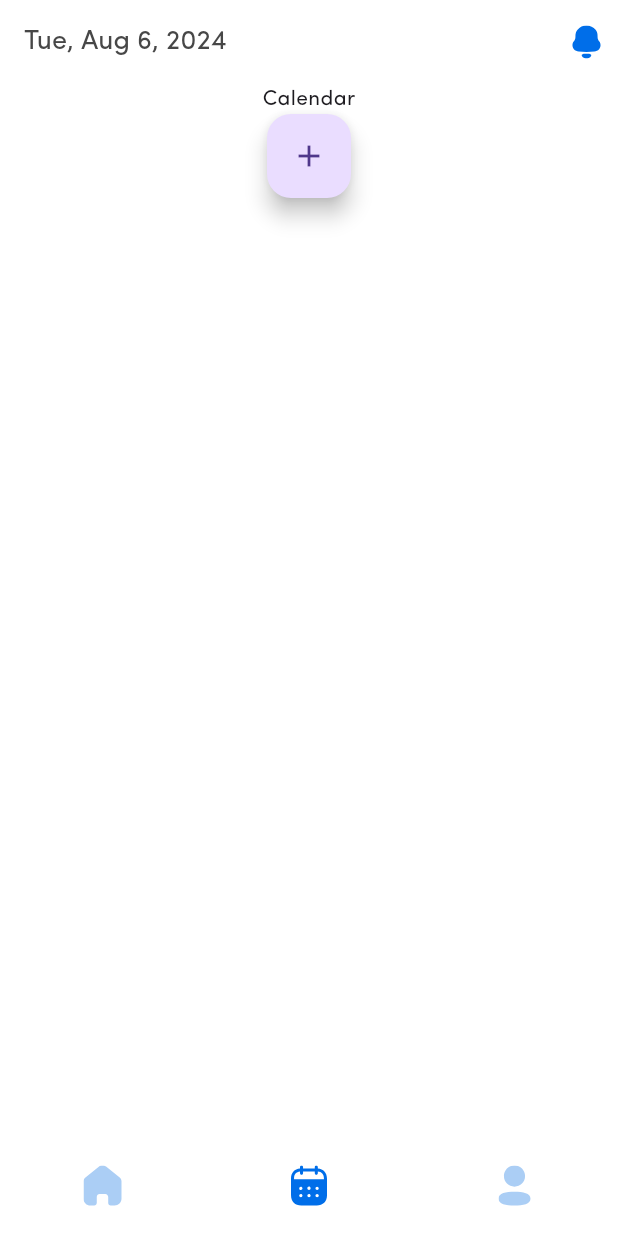
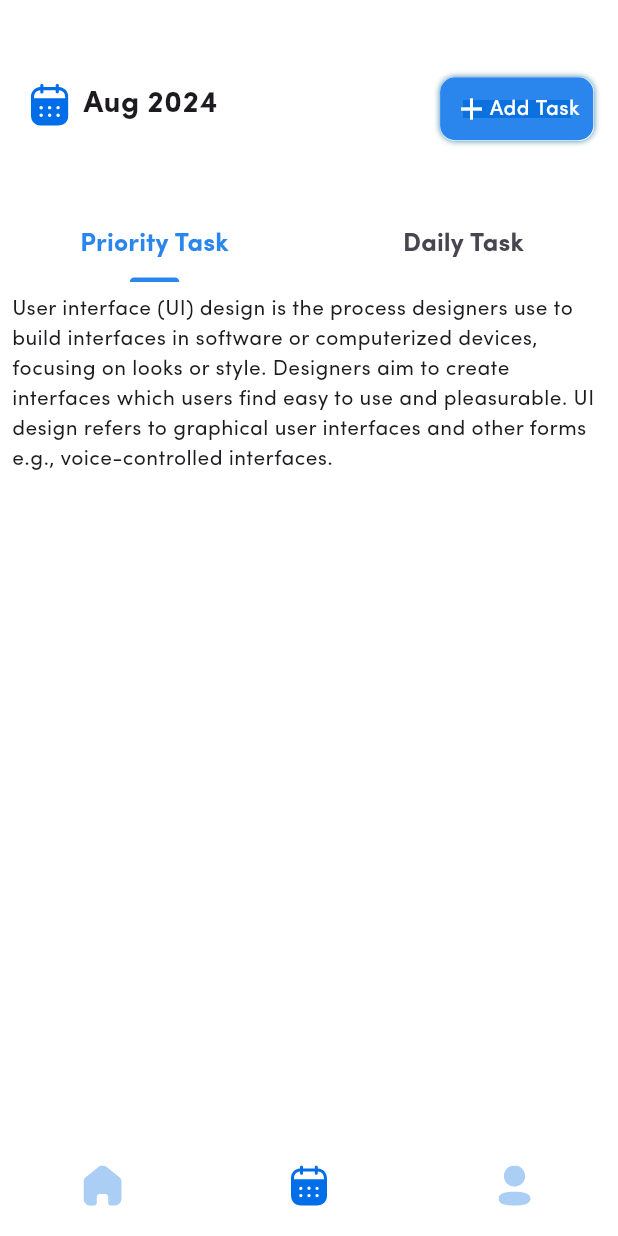
Before and after one commit to mouloud240/taskManager, a Flutter app: the screen it shows once a user with an empty profile is signed in, item 2 of the bottom bar chosen, on a phone screen of 412 x 824 dp. Run offline on Flutter 3.47's test engine with Material 3 defaults, Android fonts, the phone set to English and light mode, and no system bars; our stand-ins replace cloud_firestore, dartz, equatable, firebase_auth, firebase_core, flutter_riverpod and 8 more; missing offline and left inert: dart:ffi, data_connection_checker_tv, date_utils; accounts and stored records are empty; generated files the repository leaves out were written again.

Commit message:
created the basic tabs

```diff
--- a/lib/features/tasks/presentation/screens/bottomAppbarpages/calendar.dart
+++ b/lib/features/tasks/presentation/screens/bottomAppbarpages/calendar.dart
@@ -1,5 +1,8 @@
 import 'package:flutter_riverpod/flutter_riverpod.dart';
 import 'package:flutter/material.dart';
+import 'package:task_manager/core/colors.dart';
+import 'package:task_manager/features/tasks/presentation/screens/tabsScreen/PriorityTasks.dart';
+import 'package:task_manager/features/tasks/presentation/screens/tabsScreen/dailyTasks.dart';
 
 class Calendar extends ConsumerStatefulWidget {
   const Calendar({super.key});
@@ -8,17 +11,70 @@ class Calendar extends ConsumerStatefulWidget {
   ConsumerState<ConsumerStatefulWidget> createState() => _CalendarState();
 }
 
-class _CalendarState extends ConsumerState<Calendar> {
+class _CalendarState extends ConsumerState<Calendar>
+    with TickerProviderStateMixin {
+  final _tabs = [const PrioritytasksTab(), const DailytasksTab()];
+  late AnimationController _animationController;
+  late Animation<double> _animation;
+  late TabController _tabController;
+  @override
+  @override
+  void initState() {
+    super.initState();
+    _animationController = AnimationController(
+        vsync: this, duration: const Duration(milliseconds: 300));
+    _animation =
+        CurvedAnimation(parent: _animationController, curve: Curves.easeIn);
+    _tabController = TabController(length: 2, vsync: this);
+    _tabController.addListener(() {
+      if (_tabController.indexIsChanging) {
+        _animationController.reset();
+        _animationController.forward();
+      }
+    });
+    _animationController.forward();
+  }
+
   @override
   Widget build(BuildContext context) {
     return Column(
       children: [
-        const Text("Calendar"),
-        FloatingActionButton(
-          onPressed: () {
-            Navigator.of(context).pushNamed('create');
-          },
-          child: const Icon(Icons.add),
+        Column(
+          children: [
+            TabBar(
+                controller: _tabController,
+                splashFactory: NoSplash.splashFactory,
+                dividerColor: Colors.transparent,
+                indicatorPadding: EdgeInsets.symmetric(
+                    horizontal: MediaQuery.of(context).size.width * 0.08),
+                indicatorColor: Appcolors.brandColor,
+                labelStyle: const TextStyle(
+                    color: Appcolors.brandColor,
+                    fontFamily: "Sofia pro",
+                    fontSize: 17,
+                    fontWeight: FontWeight.w700),
+                tabs: const [
+                  Tab(
+                    text: "Priority Task",
+                  ),
+                  Tab(
+                    text: "Daily Task",
+                  ),
+                ]),
+            AnimatedBuilder(
+              animation: _animation,
+              builder: (context, child) {
+                return FadeTransition(
+                  opacity: _animation,
+                  child: SizedBox(
+                    height: MediaQuery.of(context).size.height * 0.8,
+                    child:
+                        TabBarView(controller: _tabController, children: _tabs),
+                  ),
+                );
+              },
+            )
+          ],
         )
       ],
     );
--- a/lib/features/tasks/presentation/screens/bottomAppbarpages/home.dart
+++ b/lib/features/tasks/presentation/screens/bottomAppbarpages/home.dart
@@ -63,7 +63,7 @@ class _HomeState extends ConsumerState<Home> {
               return res.fold((fail) => Text(fail.errMessage), (tasks) {
                 tasks.sort((a, b) => a.endDate.compareTo(b.endDate));
                 return SizedBox(
-                  height: MediaQuery.of(context).size.height * 0.3,
+                  height: MediaQuery.of(context).size.height * 0.26,
                   child: ListView.separated(
                       scrollDirection: Axis.horizontal,
                       shrinkWrap: true,
--- a/lib/features/tasks/presentation/screens/homepage.dart
+++ b/lib/features/tasks/presentation/screens/homepage.dart
@@ -3,14 +3,13 @@ import 'package:flutter_riverpod/flutter_riverpod.dart';
 import 'package:flutter_svg/flutter_svg.dart';
 import 'package:intl/intl.dart';
 import 'package:task_manager/core/colors.dart';
-import 'package:task_manager/features/auth/presentation/state/userState.dart';
-import 'package:task_manager/features/tasks/data/models/MiniTaskModel.dart';
-import 'package:task_manager/features/tasks/data/models/PriorityTaskModel.dart';
+
 import 'package:task_manager/features/tasks/data/repositories/taskManagement_repository_implementation.dart';
 import 'package:task_manager/features/tasks/data/source/local/local_data_source.dart';
 import 'package:task_manager/features/tasks/data/source/remote/remote_data_source.dart';
-import 'package:task_manager/features/tasks/domain/entities/priorityTask.dart';
-import 'package:task_manager/features/tasks/domain/usecases/createNewPriorUsecase.dart';
+import 'package:task_manager/features/tasks/presentation/screens/appbars/calendarPage_appbar.dart';
+
+import 'package:task_manager/features/tasks/presentation/screens/appbars/homepage_appBar.dart';
 import 'package:task_manager/features/tasks/presentation/screens/bottomAppbarpages/calendar.dart';
 import 'package:task_manager/features/tasks/presentation/screens/bottomAppbarpages/home.dart';
 import 'package:task_manager/features/tasks/presentation/screens/bottomAppbarpages/profile.dart';
@@ -32,6 +31,11 @@ class _HomepageState extends ConsumerState<Homepage> {
   }
 
   final pages = [const Home(), const Calendar(), const Profile()];
+  final appbars = [
+    const homePage_appbar(),
+    const CalendarpageAppbar(),
+    const homePage_appbar()
+  ];
   int index = 0;
 
   @override
@@ -53,34 +57,7 @@ class _HomepageState extends ConsumerState<Homepage> {
           },
           child: CustomScrollView(
             slivers: [
-              SliverAppBar(
-                floating: true,
-                scrolledUnderElevation: 0,
-                backgroundColor: Colors.white,
-                automaticallyImplyLeading: false,
-                title: Text(
-                  DateFormat.yMMMEd().format(DateTime.now()),
-                  style: const TextStyle(
-                      fontWeight: FontWeight.w400,
-                      fontSize: 18,
-                      color: Appcolors.subHeaderColor),
-                ),
-                actions: [
-                  GestureDetector(
-                    onTap: () async {
-                      print("Notification clickedd");
-                    },
-                    child: Container(
-                      margin: const EdgeInsets.only(right: 10),
-                      child: SvgPicture.asset(
-                        'lib/core/assets/icons/notification.svg',
-                        width: 22,
-                        height: 22,
-                      ),
-                    ),
-                  )
-                ],
-              ),
+              appbars[index],
               SliverToBoxAdapter(
                 child: pages[index],
               )
--- /dev/null
+++ b/lib/features/tasks/presentation/screens/tabsScreen/PriorityTasks.dart
@@ -0,0 +1,38 @@
+import 'package:flutter/material.dart';
+import 'package:flutter_riverpod/flutter_riverpod.dart';
+import 'package:task_manager/core/colors.dart';
+import 'package:task_manager/features/tasks/domain/entities/priorityTask.dart';
+import 'package:task_manager/features/tasks/presentation/widgets/PrioritTaskBigTile.dart';
+import 'package:task_manager/features/tasks/presentation/widgets/Priority_taskTile.dart';
+
+class PrioritytasksTab extends ConsumerStatefulWidget {
+  const PrioritytasksTab({super.key});
+
+  @override
+  ConsumerState<ConsumerStatefulWidget> createState() =>
+      _PrioritytasksTabState();
+}
+
+final List<Prioritytask> _prioritTasksTest = [
+  Prioritytask(
+      miniTasksList: {},
+      title: "UI Design",
+      description:
+          "User interface (UI) design is the process designers use to build interfaces in software or computerized devices, focusing on looks or style. Designers aim to create interfaces which users find easy to use and pleasurable. UI design refers to graphical user interfaces and other forms e.g., voice-controlled interfaces.",
+      startDate: DateTime.now(),
+      endDate: DateTime.now().add(const Duration(days: 2)),
+      id: '5',
+      status: false)
+];
+
+class _PrioritytasksTabState extends ConsumerState<PrioritytasksTab> {
+  @override
+  Widget build(BuildContext context) {
+    return ListView.builder(
+        padding: const EdgeInsets.all(8),
+        itemCount: _prioritTasksTest.length,
+        itemBuilder: (context, index) {
+          return Priorittaskbigtile(prioritytask: _prioritTasksTest[index]);
+        });
+  }
+}
--- a/lib/features/tasks/presentation/widgets/Daily_taskTile.dart
+++ b/lib/features/tasks/presentation/widgets/Daily_taskTile.dart
@@ -69,6 +69,8 @@ class _DailyTasktileState extends ConsumerState<DailyTasktile> {
         // Refresh the state
         ref.refresh(DailyTasksStateProvider(ref));
       },
+      child: GestureDetector(
+
         child: Container(
             padding: const EdgeInsets.all(15),
             decoration: const BoxDecoration(
@@ -94,6 +96,7 @@ class _DailyTasktileState extends ConsumerState<DailyTasktile> {
                     : "lib/core/assets/icons/unchecked.svg")
               ],
             )),
+      ),
     );
   }
 }
--- /dev/null
+++ b/lib/features/tasks/presentation/widgets/PrioritTaskBigTile.dart
@@ -0,0 +1,12 @@
+import 'package:flutter/material.dart';
+import 'package:task_manager/features/tasks/domain/entities/priorityTask.dart';
+
+class Priorittaskbigtile extends StatelessWidget {
+  final Prioritytask prioritytask;
+  const Priorittaskbigtile({super.key, required this.prioritytask});
+
+  @override
+  Widget build(BuildContext context) {
+    return Text(prioritytask.description);
+  }
+}
--- a/lib/features/tasks/presentation/widgets/Priority_taskTile.dart
+++ b/lib/features/tasks/presentation/widgets/Priority_taskTile.dart
@@ -33,7 +33,6 @@ class PriorityTasktile extends StatelessWidget {
       child: Padding(
         padding: const EdgeInsets.all(4),
         child: Container(
-            height: MediaQuery.of(context).size.height * 0.24,
             width: MediaQuery.of(context).size.width * 0.344,
             decoration: BoxDecoration(
               boxShadow: const [
@@ -50,6 +49,7 @@ class PriorityTasktile extends StatelessWidget {
               ),
             ),
             child: Column(
+              mainAxisSize: MainAxisSize.min,
               mainAxisAlignment: MainAxisAlignment.spaceBetween,
               children: [
                 Row(
@@ -108,7 +108,7 @@ class PriorityTasktile extends StatelessWidget {
                     const Align(
                       alignment: Alignment.topLeft,
                       child: Padding(
-                        padding: EdgeInsets.only(left: 8  ),
+                        padding: EdgeInsets.only(left: 8),
                         child: Text(
                           "Progress",
                           style: TextStyle(
```
Also changed, not shown: lib/features/tasks/presentation/screens/appbars/calendarPage_appbar.dart (added, +82 -0 lines), lib/features/tasks/presentation/screens/appbars/homepage_appBar.dart (added, +42 -0 lines), lib/features/tasks/presentation/screens/tabsScreen/dailyTasks.dart (added, +44 -0 lines), lib/features/tasks/presentation/widgets/DailyTaskBigTile.dart (added, +34 -0 lines). Lines whose indentation alone changed are shown as unchanged.
